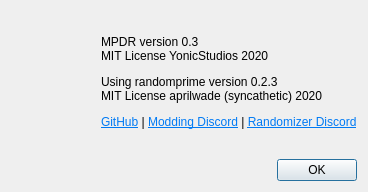
This is DoorRandomizer/GUI/About/aboutdialog.ui in YonicDev/mpdr as Qt 5 draws it before an edit. The edited form follows.
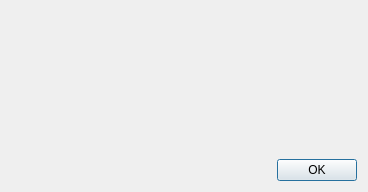
This is the edited form.

Commit message: Display variable versions in About dialog

Diff of the .ui file:
```diff
--- a/DoorRandomizer/GUI/About/aboutdialog.ui
+++ b/DoorRandomizer/GUI/About/aboutdialog.ui
@@ -38,7 +38,7 @@
         </sizepolicy>
        </property>
        <property name="text">
-        <string>&lt;html&gt;&lt;head/&gt;&lt;body&gt;&lt;p&gt;MPDR version 0.3&lt;br/&gt;MIT License YonicStudios 2020&lt;/p&gt;&lt;p&gt;Using randomprime version 0.2.3&lt;br/&gt;MIT License aprilwade (syncathetic) 2020&lt;/p&gt;&lt;p&gt;&lt;a href=&quot;https://github.com/YonicDev/mpdr-qt&quot;&gt;&lt;span style=&quot; text-decoration: underline; color:#007af4;&quot;&gt;GitHub&lt;/span&gt;&lt;/a&gt; | &lt;a href=&quot;https://discord.gg/9Wxb37&quot;&gt;&lt;span style=&quot; text-decoration: underline; color:#007af4;&quot;&gt;Modding Discord&lt;/span&gt;&lt;/a&gt; | &lt;a href=&quot;http://discord.gg/WWGcay6&quot;&gt;&lt;span style=&quot; text-decoration: underline; color:#007af4;&quot;&gt;Randomizer Discord&lt;/span&gt;&lt;/a&gt;&lt;/p&gt;&lt;/body&gt;&lt;/html&gt;</string>
+        <string notr="true"/>
        </property>
       </widget>
      </item>
```
The commit also changes 1 other file.
